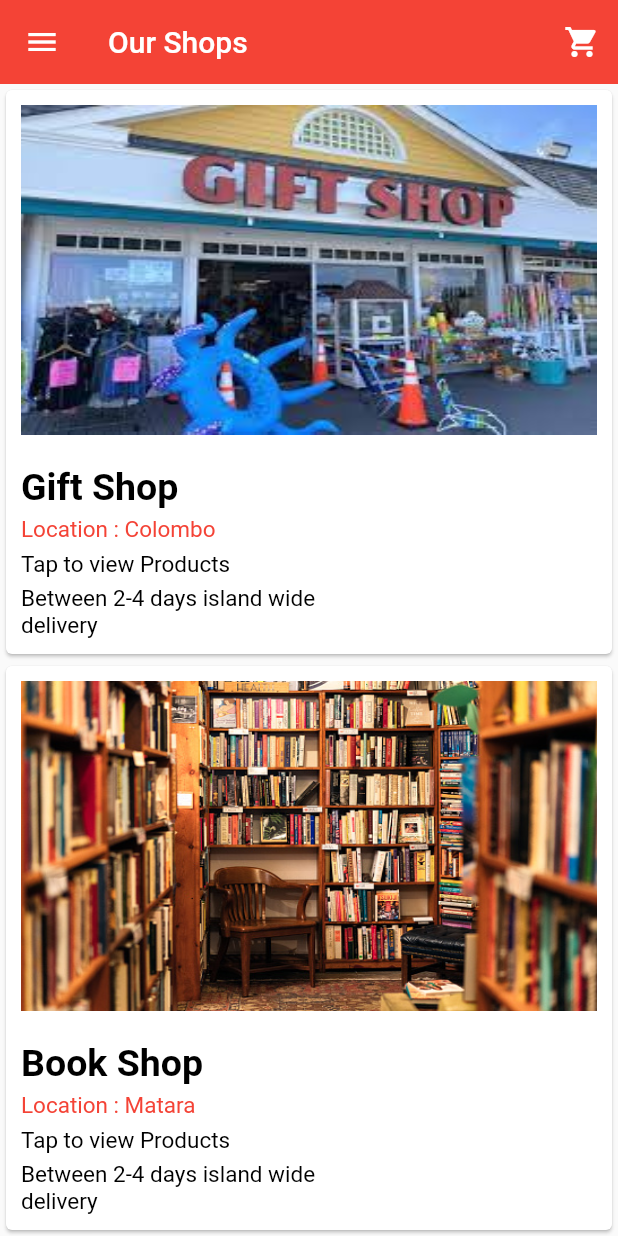
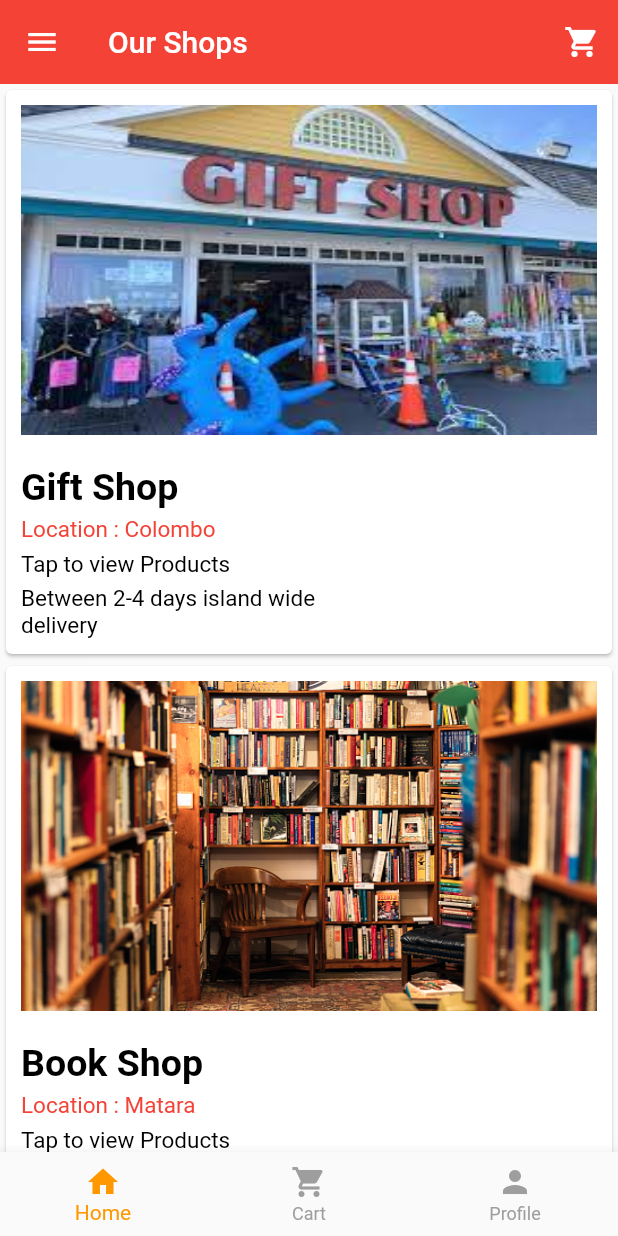
Before and after one commit to HasanChamara/google_Signin_and_ListView, a Flutter app: the screen it shows after launch, after a tap on the "shopping cart" icon, on a phone screen of 412 x 824 dp. Run offline on Flutter 3.47's test engine with Material 2 defaults, Android fonts, the phone set to English and light mode, and no system bars; our stand-ins replace firebase_auth, firebase_core, google_sign_in; accounts and stored records are empty.

Commit message:
Update home_screen.dart

```diff
--- a/googlesignin/lib/home_screen.dart
+++ b/googlesignin/lib/home_screen.dart
@@ -64,10 +64,35 @@ var openHourList = [
 ];
 
 class _ListViewHomePageState extends State<ListViewHomePage> {
+  int currentIndex = 0;
   @override
   Widget build(BuildContext context) {
     double width = MediaQuery.of(context).size.width * 0.6;
     return Scaffold(
+      bottomNavigationBar: BottomNavigationBar(
+        selectedItemColor: Colors.orange,
+        unselectedItemColor: Colors.grey[500],
+        currentIndex: currentIndex,
+        onTap: (value){
+          currentIndex = value;
+          setState(() {
+
+          });
+        },
+        items: const [BottomNavigationBarItem(
+            icon: Icon(Icons.home),
+            label: "Home"
+        ),
+          BottomNavigationBarItem(
+              icon: Icon(Icons.shopping_cart),
+              label: "Cart"
+          ),
+          BottomNavigationBarItem(
+              icon: Icon(Icons.person),
+              label: "Profile"
+          )
+        ],
+      ),
       appBar: AppBar(
         leading: IconButton(
           icon: const Icon(Icons.menu),
```
Lines whose indentation alone changed are shown as unchanged.
